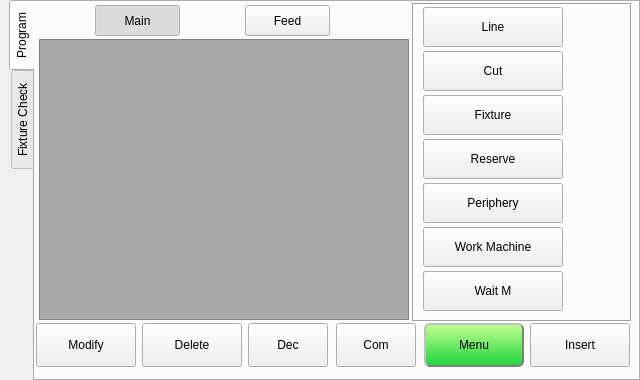
Old version of the form hcinstruction/ichcinstructionpageframe.ui in the repository GaussCheng/2-5AxisPunch.
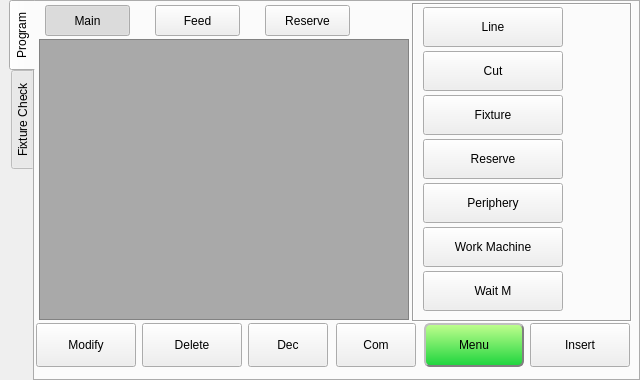
New version of the form. The open tabs and pages were chosen to show the change. Icons and pictures are not drawn.

```diff
--- a/hcinstruction/ichcinstructionpageframe.ui
+++ b/hcinstruction/ichcinstructionpageframe.ui
@@ -665,7 +665,7 @@
     <widget class="QPushButton" name="feedButton">
      <property name="geometry">
       <rect>
-       <x>210</x>
+       <x>120</x>
        <y>3</y>
        <width>85</width>
        <height>31</height>
@@ -696,7 +696,7 @@
     <widget class="QPushButton" name="mainButton">
      <property name="geometry">
       <rect>
-       <x>60</x>
+       <x>10</x>
        <y>3</y>
        <width>85</width>
        <height>31</height>
@@ -727,6 +727,37 @@
       <string notr="true">buttonGroup</string>
      </attribute>
     </widget>
+    <widget class="QPushButton" name="reserveButton">
+     <property name="geometry">
+      <rect>
+       <x>230</x>
+       <y>3</y>
+       <width>85</width>
+       <height>31</height>
+      </rect>
+     </property>
+     <property name="minimumSize">
+      <size>
+       <width>0</width>
+       <height>24</height>
+      </size>
+     </property>
+     <property name="maximumSize">
+      <size>
+       <width>90</width>
+       <height>16777215</height>
+      </size>
+     </property>
+     <property name="text">
+      <string>Reserve</string>
+     </property>
+     <property name="checkable">
+      <bool>true</bool>
+     </property>
+     <attribute name="buttonGroup">
+      <string notr="true">buttonGroup</string>
+     </attribute>
+    </widget>
    </widget>
    <widget class="QWidget" name="fixtureCheck">
     <property name="styleSheet">
```
Left out of the diff: 13 changed lines with no effect on the pictures.
